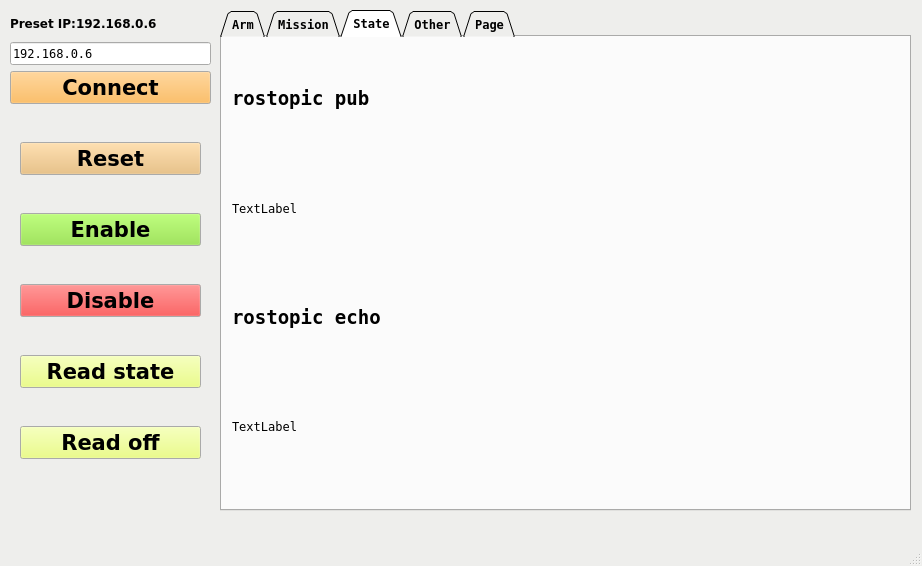
SamKaiYang/ros_modbus_nex, file scripts/main.ui: the form before one commit.
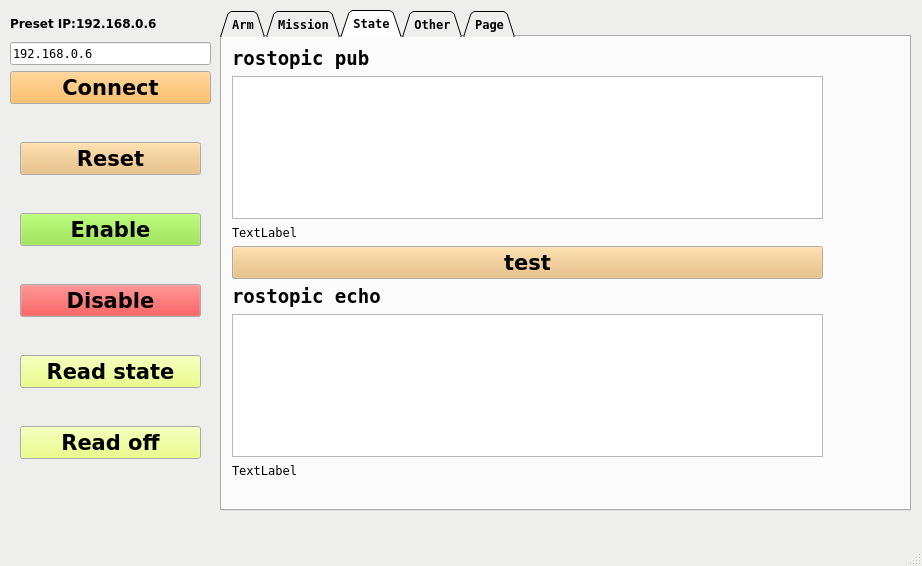
The form after the commit. Icons and pictures are not drawn.

Commit message: fixed ros topic pub & echo function

Diff of the .ui file:
```diff
--- a/scripts/main.ui
+++ b/scripts/main.ui
@@ -1196,6 +1196,21 @@
          </property>
         </widget>
        </item>
+       <item>
+        <widget class="QTableView" name="tableView_pub">
+         <property name="font">
+          <font>
+           <pointsize>13</pointsize>
+          </font>
+         </property>
+         <property name="selectionMode">
+          <enum>QAbstractItemView::MultiSelection</enum>
+         </property>
+         <property name="selectionBehavior">
+          <enum>QAbstractItemView::SelectRows</enum>
+         </property>
+        </widget>
+       </item>
        <item>
         <widget class="QLabel" name="label_rostopic_pub_show">
          <property name="font">
@@ -1209,6 +1224,85 @@
          </property>
         </widget>
        </item>
+       <item>
+        <widget class="QPushButton" name="btn_test_pub">
+         <property name="palette">
+          <palette>
+           <active>
+            <colorrole role="WindowText">
+             <brush brushstyle="SolidPattern">
+              <color alpha="255">
+               <red>0</red>
+               <green>0</green>
+               <blue>0</blue>
+              </color>
+             </brush>
+            </colorrole>
+            <colorrole role="Button">
+             <brush brushstyle="SolidPattern">
+              <color alpha="255">
+               <red>233</red>
+               <green>185</green>
+               <blue>110</blue>
+              </color>
+             </brush>
+            </colorrole>
+           </active>
+           <inactive>
+            <colorrole role="WindowText">
+             <brush brushstyle="SolidPattern">
+              <color alpha="255">
+               <red>0</red>
+               <green>0</green>
+               <blue>0</blue>
+              </color>
+             </brush>
+            </colorrole>
+            <colorrole role="Button">
+             <brush brushstyle="SolidPattern">
+              <color alpha="255">
+               <red>233</red>
+               <green>185</green>
+               <blue>110</blue>
+              </color>
+             </brush>
+            </colorrole>
+           </inactive>
+           <disabled>
+            <colorrole role="WindowText">
+             <brush brushstyle="SolidPattern">
+              <color alpha="255">
+               <red>190</red>
+               <green>190</green>
+               <blue>190</blue>
+              </color>
+             </brush>
+            </colorrole>
+            <colorrole role="Button">
+             <brush brushstyle="SolidPattern">
+              <color alpha="255">
+               <red>233</red>
+               <green>185</green>
+               <blue>110</blue>
+              </color>
+             </brush>
+            </colorrole>
+           </disabled>
+          </palette>
+         </property>
+         <property name="font">
+          <font>
+           <family>Bitstream Vera Sans</family>
+           <pointsize>16</pointsize>
+           <weight>75</weight>
+           <bold>true</bold>
+          </font>
+         </property>
+         <property name="text">
+          <string>test</string>
+         </property>
+        </widget>
+       </item>
        <item>
         <widget class="QLabel" name="label_rostopic_echo_list">
          <property name="font">
@@ -1223,6 +1317,21 @@
          </property>
         </widget>
        </item>
+       <item>
+        <widget class="QTableView" name="tableView_echo">
+         <property name="font">
+          <font>
+           <pointsize>13</pointsize>
+          </font>
+         </property>
+         <property name="selectionMode">
+          <enum>QAbstractItemView::MultiSelection</enum>
+         </property>
+         <property name="selectionBehavior">
+          <enum>QAbstractItemView::SelectRows</enum>
+         </property>
+        </widget>
+       </item>
        <item>
         <widget class="QLabel" name="label_rostopic_echo_show">
          <property name="font">
```
The commit also changes 8 other files.
